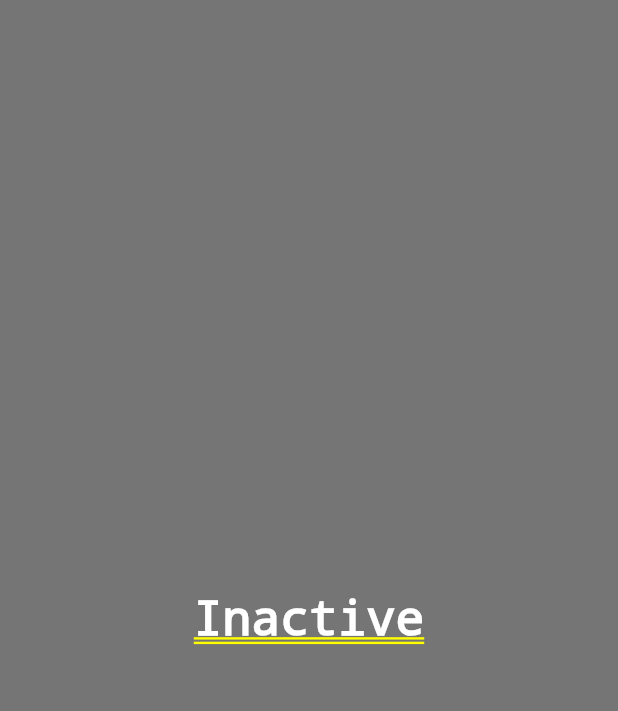
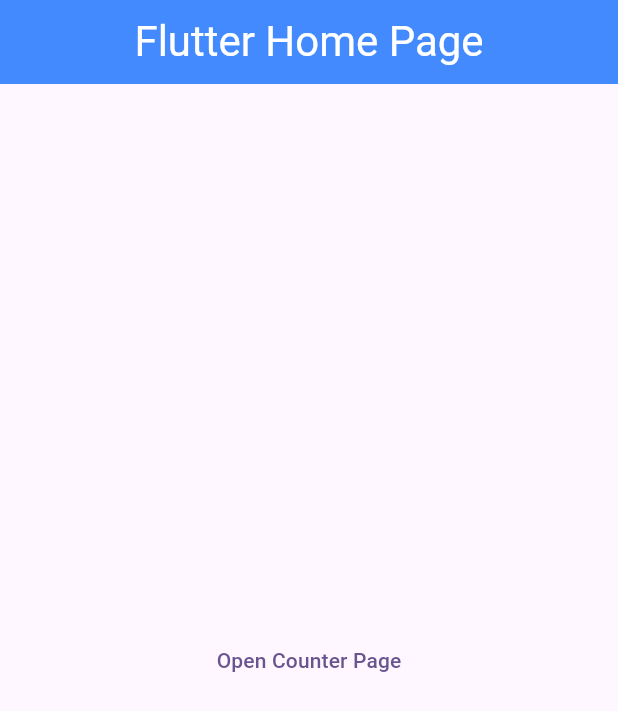
Before and after one commit to liusuxian/first_flutter_app, a Flutter app: the screen it shows after launch, on a phone screen of 412 x 824 dp. Shown: the top 711 px of the screen. Run offline on Flutter 3.47's test engine with Material 3 defaults, Android fonts, the phone set to English and light mode, and no system bars.

Commit message:
更新代码

```diff
--- a/lib/main.dart
+++ b/lib/main.dart
@@ -4,6 +4,8 @@ import 'package:first_flutter_app/page/state/state.dart';
 import 'package:first_flutter_app/page/cupertino/cupertino.dart';
 import 'package:first_flutter_app/page/state/tap_box_a.dart';
 import 'package:first_flutter_app/page/state/tap_box_b.dart';
+import 'package:first_flutter_app/page/state/tap_box_c.dart';
+import 'package:first_flutter_app/page/home/home.dart';
 
 void main() {
   runApp(const MyApp());
@@ -40,7 +42,9 @@ class MyApp extends StatelessWidget {
       // home: const GetStateObjectRoute(),
       // home: const CupertinoTestRoute(),
       // home: const TapBoxAWidget(),
-      home: const ParentTapBoxBWidget(),
+      // home: const ParentTapBoxBWidget(),
+      // home: const ParentTapBoxCWidget(),
+      home: const NewHomePage(title: 'Flutter Home Page'),
     );
   }
 }
--- /dev/null
+++ b/lib/page/home/home.dart
@@ -0,0 +1,59 @@
+import 'package:flutter/material.dart';
+
+import '../counter/counter.dart';
+
+class NewHomePage extends StatefulWidget {
+  const NewHomePage({
+    super.key,
+    required this.title,
+    this.titleColor = Colors.white,
+    this.backgroundColor = Colors.blueAccent,
+  });
+
+  final String title;
+  final Color titleColor;
+  final Color backgroundColor;
+
+  @override
+  State<NewHomePage> createState() => _NewHomePageState();
+}
+
+class _NewHomePageState extends State<NewHomePage> {
+  @override
+  Widget build(BuildContext context) {
+    return Scaffold(
+      appBar: AppBar(
+        backgroundColor: widget.backgroundColor,
+        title: Text(
+          widget.title,
+          style: TextStyle(
+            color: widget.titleColor,
+            fontSize: Theme.of(context).textTheme.headlineMedium?.fontSize,
+          ),
+        ),
+        centerTitle: true,
+      ),
+      body: Center(
+        child: Column(
+          mainAxisAlignment: MainAxisAlignment.center,
+          children: <Widget>[
+            TextButton(
+              child: Text("Open Counter Page"),
+              onPressed: () {
+                // 导航到新路由
+                Navigator.push(
+                  context,
+                  MaterialPageRoute(
+                    builder: (context) {
+                      return CounterPage(title: 'Flutter Counter Page');
+                    },
+                  ),
+                );
+              },
+            ),
+          ],
+        ),
+      ),
+    );
+  }
+}
```
Also changed, not shown: lib/page/state/tap_box_c.dart (added, +95 -0 lines).
